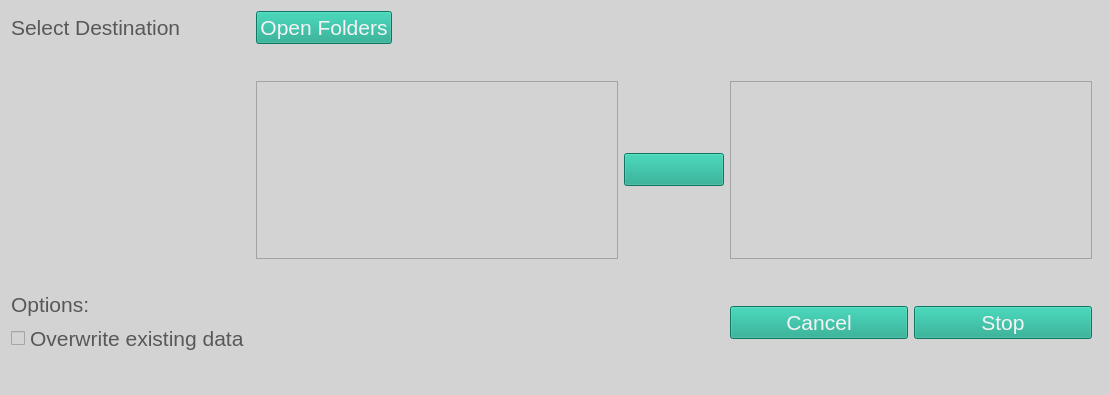
This is ibridgesgui/ui_files/downloadData.ui in iBridges-for-iRODS/iBridges-GUI as Qt 5 draws it before an edit. The edited form follows.
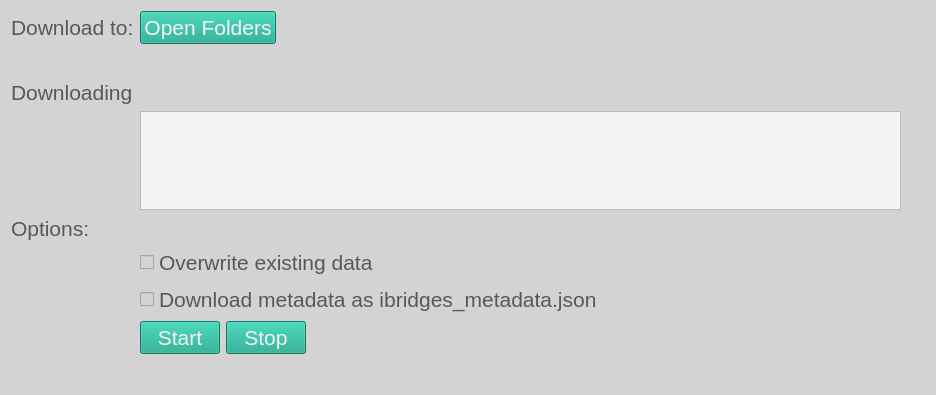
This is the edited form. Icons and pictures are not drawn.

Commit message: Upload button in browser

```diff
--- a/ibridgesgui/ui_files/downloadData.ui
+++ b/ibridgesgui/ui_files/downloadData.ui
@@ -52,53 +52,24 @@
 </string>
   </property>
   <layout class="QGridLayout" name="gridLayout">
-   <item row="2" column="2">
-    <widget class="QPushButton" name="transfer_button">
-     <property name="sizePolicy">
-      <sizepolicy hsizetype="Minimum" vsizetype="Fixed">
-       <horstretch>0</horstretch>
-       <verstretch>0</verstretch>
-      </sizepolicy>
-     </property>
-     <property name="minimumSize">
-      <size>
-       <width>100</width>
-       <height>0</height>
-      </size>
-     </property>
-     <property name="text">
-      <string/>
-     </property>
-     <property name="icon">
-      <iconset>
-       <normaloff>../icons/arrow-left.png</normaloff>../icons/arrow-left.png</iconset>
-     </property>
-     <property name="iconSize">
-      <size>
-       <width>50</width>
-       <height>50</height>
-      </size>
-     </property>
-    </widget>
-   </item>
-   <item row="5" column="0" colspan="5">
-    <widget class="QLabel" name="error_label">
-     <property name="text">
-      <string/>
-     </property>
-    </widget>
-   </item>
-   <item row="0" column="1">
-    <layout class="QHBoxLayout" name="horizontalLayout_3">
+   <item row="8" column="1">
+    <layout class="QHBoxLayout" name="horizontalLayout">
      <item>
-      <widget class="QPushButton" name="pushButton_2">
+      <widget class="QPushButton" name="download_button">
        <property name="text">
-        <string>Open Folders</string>
+        <string>Start</string>
        </property>
       </widget>
      </item>
      <item>
-      <spacer name="horizontalSpacer">
+      <widget class="QPushButton" name="stopButton">
+       <property name="text">
+        <string>Stop</string>
+       </property>
+      </widget>
+     </item>
+     <item>
+      <spacer name="horizontalSpacer_2">
        <property name="orientation">
         <enum>Qt::Horizontal</enum>
        </property>
@@ -112,36 +83,19 @@
      </item>
     </layout>
    </item>
-   <item row="2" column="3">
-    <widget class="QTableView" name="source_table"/>
+   <item row="6" column="1">
+    <widget class="QCheckBox" name="metadata">
+     <property name="text">
+      <string>Download metadata as ibridges_metadata.json</string>
+     </property>
+    </widget>
    </item>
-   <item row="2" column="1">
-    <widget class="QTableView" name="destination_table"/>
-   </item>
-   <item row="4" column="0">
-    <layout class="QVBoxLayout" name="verticalLayout">
-     <item>
-      <widget class="QLabel" name="label_2">
-       <property name="font">
-        <font>
-         <pointsize>16</pointsize>
-         <italic>false</italic>
-         <bold>false</bold>
-        </font>
-       </property>
-       <property name="text">
-        <string>Options:</string>
-       </property>
-      </widget>
-     </item>
-     <item>
-      <widget class="QCheckBox" name="overwrite">
-       <property name="text">
-        <string>Overwrite existing data</string>
-       </property>
-      </widget>
-     </item>
-    </layout>
+   <item row="1" column="1">
+    <widget class="QLabel" name="destination_label">
+     <property name="text">
+      <string/>
+     </property>
+    </widget>
    </item>
    <item row="0" column="0">
     <widget class="QLabel" name="label">
@@ -153,43 +107,25 @@
       </font>
      </property>
      <property name="text">
-      <string>Select Destination</string>
+      <string>Download to:</string>
      </property>
     </widget>
    </item>
-   <item row="1" column="3">
+   <item row="2" column="2">
     <widget class="QLabel" name="label_3">
      <property name="text">
-      <string>                                                              </string>
+      <string/>
      </property>
     </widget>
    </item>
-   <item row="1" column="1">
+   <item row="2" column="1">
     <widget class="QLabel" name="label_4">
      <property name="text">
-      <string>                                                              </string>
+      <string/>
      </property>
     </widget>
    </item>
-   <item row="4" column="3">
-    <layout class="QHBoxLayout" name="horizontalLayout">
-     <item>
-      <widget class="QPushButton" name="cancel_button">
-       <property name="text">
-        <string>Cancel</string>
-       </property>
-      </widget>
-     </item>
-     <item>
-      <widget class="QPushButton" name="stop_button">
-       <property name="text">
-        <string>Stop</string>
-       </property>
-      </widget>
-     </item>
-    </layout>
-   </item>
-   <item row="3" column="3">
+   <item row="7" column="1">
     <spacer name="verticalSpacer">
      <property name="orientation">
       <enum>Qt::Vertical</enum>
@@ -202,6 +138,68 @@
      </property>
     </spacer>
    </item>
+   <item row="5" column="1">
+    <widget class="QCheckBox" name="overwrite">
+     <property name="text">
+      <string>Overwrite existing data</string>
+     </property>
+    </widget>
+   </item>
+   <item row="0" column="1">
+    <layout class="QHBoxLayout" name="horizontalLayout_3">
+     <item>
+      <widget class="QPushButton" name="folder_button">
+       <property name="text">
+        <string>Open Folders</string>
+       </property>
+      </widget>
+     </item>
+     <item>
+      <spacer name="horizontalSpacer">
+       <property name="orientation">
+        <enum>Qt::Horizontal</enum>
+       </property>
+       <property name="sizeHint" stdset="0">
+        <size>
+         <width>40</width>
+         <height>20</height>
+        </size>
+       </property>
+      </spacer>
+     </item>
+    </layout>
+   </item>
+   <item row="2" column="0">
+    <widget class="QLabel" name="label_5">
+     <property name="text">
+      <string>Downloading</string>
+     </property>
+    </widget>
+   </item>
+   <item row="4" column="0">
+    <widget class="QLabel" name="label_2">
+     <property name="font">
+      <font>
+       <pointsize>16</pointsize>
+       <italic>false</italic>
+       <bold>false</bold>
+      </font>
+     </property>
+     <property name="text">
+      <string>Options:</string>
+     </property>
+    </widget>
+   </item>
+   <item row="12" column="0" colspan="4">
+    <widget class="QLabel" name="error_label">
+     <property name="text">
+      <string/>
+     </property>
+    </widget>
+   </item>
+   <item row="3" column="1">
+    <widget class="QTextBrowser" name="source_browser"/>
+   </item>
   </layout>
  </widget>
  <resources/>
```
The commit also changes 7 other files.
